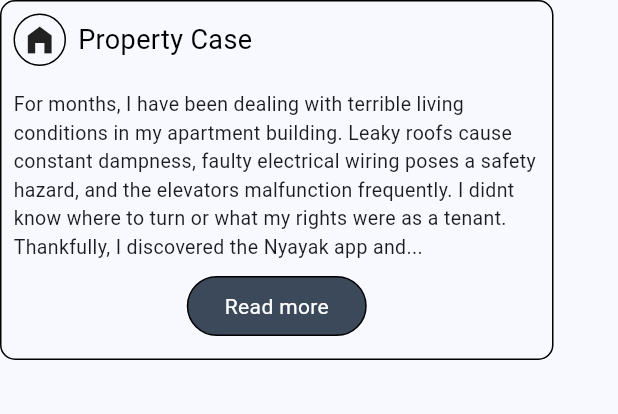
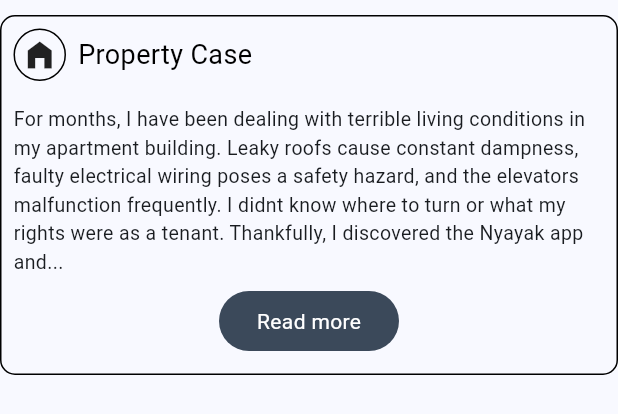
Before and after one commit to rohitbaing08/Nyayak, a Flutter app: the CommunityPost widget shown alone on an empty page, opened directly, on a phone screen of 412 x 824 dp. Shown: the top 414 px of the screen. Run offline on Flutter 3.47's test engine with Material 3 defaults, Android fonts, the phone set to English and light mode, and no system bars; our stand-ins replace cloud_firestore, firebase_core, flutter_chat_types, flutter_chat_ui, go_router; accounts and stored records are empty.

Commit message:
Community pages added

```diff
--- a/lib/res/routes_constant.dart
+++ b/lib/res/routes_constant.dart
@@ -3,6 +3,9 @@ import 'package:nyayak/view/screens/auth/initial_auth_view.dart';
 import 'package:nyayak/view/screens/auth/login_view.dart';
 import 'package:nyayak/view/screens/auth/register_view.dart';
 import 'package:nyayak/view/screens/bottom_nav.dart';
+import 'package:nyayak/view/screens/community/add_post_view.dart';
+import 'package:nyayak/view/screens/community/community_details_view.dart';
+import 'package:nyayak/view/screens/community/community_view.dart';
 import 'package:nyayak/view/screens/splash_view.dart';
 
 GoRouter router = GoRouter(routes: [
@@ -30,5 +33,20 @@ GoRouter router = GoRouter(routes: [
     name: 'initial-auth',
     path: '/initial-auth',
     builder: (context, state) => const InitialAuthView(),
-  )
+  ),
+  GoRoute(
+    name: 'community-details',
+    path: '/community-details',
+    builder: (context, state) => const CommunityDetails(),
+  ),
+  GoRoute(
+    name: 'community-posts',
+    path: '/community-posts',
+    builder: (context, state) => const CommunityPostView(),
+  ),
+  GoRoute(
+    name: 'add-community-posts',
+    path: '/add-community-posts',
+    builder: (context, state) => const AddCommunityPost(),
+  ),
 ]);
--- a/lib/view/components/community_post.dart
+++ b/lib/view/components/community_post.dart
@@ -1,5 +1,6 @@
 import 'package:flutter/material.dart';
-import 'package:flutter/widgets.dart';
+import 'package:nyayak/res/colors.dart';
+import 'package:nyayak/res/routes_constant.dart';
 
 class CommunityPost extends StatelessWidget {
   const CommunityPost({super.key});
@@ -7,8 +8,8 @@ class CommunityPost extends StatelessWidget {
   @override
   Widget build(BuildContext context) {
     return Container(
+      margin: const EdgeInsets.symmetric(vertical: 10),
       height: 240,
-      width: 369,
       decoration: BoxDecoration(
         // Background color of the container
         borderRadius: BorderRadius.circular(
@@ -36,10 +37,10 @@ class CommunityPost extends StatelessWidget {
                       width: 1, // Width of the border
                     ),
                   ),
-                  child: Icon(Icons.home_filled),
+                  child: const Icon(Icons.home_filled),
                 ),
               ),
-              Text(
+              const Text(
                 'Property Case',
                 style: TextStyle(
                   color: Colors.black,
@@ -48,8 +49,8 @@ class CommunityPost extends StatelessWidget {
               )
             ],
           ),
-          Padding(
-            padding: const EdgeInsets.all(8.0),
+          const Padding(
+            padding: EdgeInsets.all(8.0),
             child: Text(
               'For months, I have been dealing with terrible living conditions in my apartment building. Leaky roofs cause constant dampness, faulty electrical wiring poses a safety hazard, and the elevators malfunction frequently. I didnt know where to turn or what my rights were as a tenant. Thankfully, I discovered the Nyayak app and...',
               style: TextStyle(
@@ -57,25 +58,26 @@ class CommunityPost extends StatelessWidget {
               ),
             ),
           ),
-          SizedBox(height: 2),
-          Container(
+          const SizedBox(height: 2),
+          InkWell(
+            onTap: () {
+              router.push('/community-details');
+            },
+            child: Container(
               height: 40,
               width: 120,
               decoration: BoxDecoration(
-              color: Color(0xFF3B495A),
+                color: LightAppColors().seedColor,
                 // Background color of the container
                 borderRadius: BorderRadius.circular(
                     20), // Radius value half of the width or height for a perfect circle
-              border: Border.all(
-                color: Colors.black, // Color of the border
-                width: 1, // Width of the border
               ),
-            ),
-            child: Center(
+              child: const Center(
                   child: Text(
                 'Read more',
                 style: TextStyle(color: Colors.white),
               )),
+            ),
           ),
         ],
       ),
--- a/lib/view/components/textfield.dart
+++ b/lib/view/components/textfield.dart
@@ -1,5 +1,4 @@
 import 'package:flutter/material.dart';
-import 'package:flutter/widgets.dart';
 import 'package:nyayak/res/colors.dart';
 
 class CustomTextfield extends StatelessWidget {
--- a/pubspec.yaml
+++ b/pubspec.yaml
@@ -41,7 +41,8 @@ dependencies:
   firebase_auth: 4.17.8
   flutter_chat_ui: ^1.6.12
   uuid: ^4.3.3
-  cloud_firestore: ^4.15.9
+  cloud_firestore: ^4.15.8
+
 
 dev_dependencies:
   flutter_test:
```
Also changed, not shown: lib/view/screens/auth/provider_form_view.dart (+16 -2 lines), lib/view/screens/auth/register_view.dart (+1 -10 lines), lib/view/screens/bottom_nav.dart (+5 -6 lines), lib/view/screens/community/add_post_view.dart (added, +87 -0 lines), lib/view/screens/community/community_details_view.dart (+37 -6 lines), lib/view/screens/community/community_view.dart (+4 -3 lines), pubspec.lock. Lines whose indentation alone changed are shown as unchanged.
